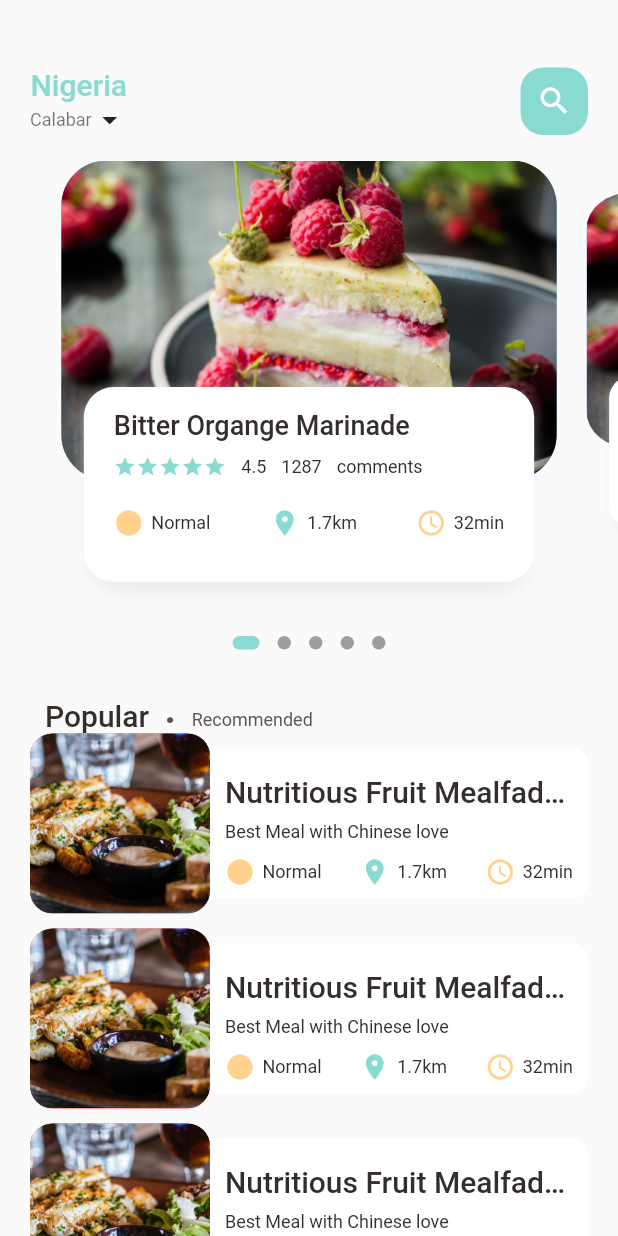
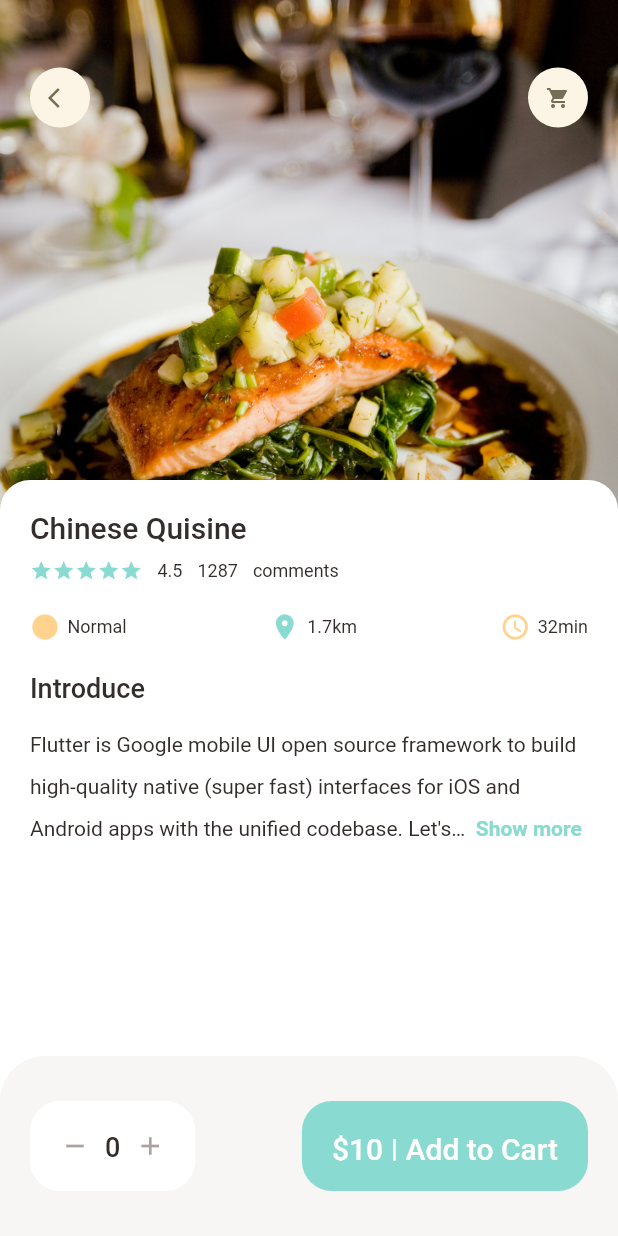
Before and after one commit to adalikwu005/food-delivery-app--flutter, a Flutter app: the screen it shows after launch, on a phone screen of 412 x 824 dp. Run offline on Flutter 3.47's test engine with Material 2 defaults, Android fonts, the phone set to English and light mode, and no system bars; drawn by our look-alikes of dots_indicator, readmore; our stand-ins replace get.

Commit message:
Popular Food Details UI && Readmore Features

```diff
--- a/lib/main.dart
+++ b/lib/main.dart
@@ -1,5 +1,5 @@
 import 'package:flutter/material.dart';
-import 'package:food_delivery_app/home/main_food_page.dart';
+import 'package:food_delivery_app/pages/food/popular_food_details.dart';
 import 'package:get/get.dart';
 
 void main() {
@@ -16,7 +16,7 @@ class MyApp extends StatelessWidget {
       theme: ThemeData(
         primarySwatch: Colors.blue,
       ),
-      home: const MainFoodPage(),
+      home: const PopularFoodDetails(),
     );
   }
 }
--- /dev/null
+++ b/lib/pages/food/popular_food_details.dart
@@ -0,0 +1,166 @@
+import 'package:flutter/material.dart';
+import 'package:food_delivery_app/utils/colors.dart';
+import 'package:food_delivery_app/utils/dimensions.dart';
+import 'package:food_delivery_app/widgets/app_column.dart';
+import 'package:food_delivery_app/widgets/app_icon.dart';
+import 'package:food_delivery_app/widgets/big_text.dart';
+import 'package:readmore/readmore.dart';
+
+class PopularFoodDetails extends StatelessWidget {
+  const PopularFoodDetails({Key? key}) : super(key: key);
+
+  @override
+  Widget build(BuildContext context) {
+    return Scaffold(
+      backgroundColor: Colors.white,
+      body: Stack(
+        children: [
+          //Food image Area
+          Positioned(
+            left: 0,
+            right: 0,
+            child: Container(
+              width: double.maxFinite,
+              height: scaleHeight(350),
+              decoration: const BoxDecoration(
+                image: DecorationImage(
+                  image: AssetImage('assets/images/food2.jpg'),
+                  fit: BoxFit.cover,
+                ),
+              ),
+            ),
+          ),
+          //Back && Cart Icon
+          Positioned(
+            top: scaleHeight(45),
+            left: scaleWidth(20),
+            right: scaleWidth(20),
+            child: Row(
+              mainAxisAlignment: MainAxisAlignment.spaceBetween,
+              children: const [
+                AppIcon(icon: Icons.arrow_back_ios),
+                AppIcon(icon: Icons.shopping_cart),
+              ],
+            ),
+          ),
+          //Description Area
+          Positioned(
+            top: scaleHeight(350 - 30),
+            right: 0,
+            left: 0,
+            bottom: 0,
+            child: Container(
+              padding: EdgeInsets.only(
+                top: scaleWidth(20),
+                left: scaleWidth(20),
+                right: scaleWidth(20),
+              ),
+              decoration: BoxDecoration(
+                borderRadius: BorderRadius.only(
+                  topLeft: Radius.circular(scaleWidth(20)),
+                  topRight: Radius.circular(scaleWidth(20)),
+                ),
+                color: Colors.white,
+              ),
+              child: Column(
+                crossAxisAlignment: CrossAxisAlignment.start,
+                children: [
+                  const AppColumn(text: 'Chinese Quisine'),
+                  SizedBox(height: scaleHeight(20)),
+                  BigText(
+                    text: 'Introduce',
+                    size: scaleHeight(18),
+                  ),
+                  SizedBox(height: scaleHeight(10)),
+                  //Readmore detailed food area
+                  Expanded(
+                    child: SingleChildScrollView(
+                      child: ReadMoreText(
+                        'Flutter is Google mobile UI open source framework to build high-quality native (super fast) interfaces for iOS and Android apps with the unified codebase. Let\'s try to understand the concept about all products and services uploaded here they are all good products. Take a deep dive into the logics required to store information in the database as information generated are pushed ahead to take columns and rows.',
+                        trimLines: 3,
+                        colorClickableText: Colors.pink,
+                        trimMode: TrimMode.Line,
+                        trimCollapsedText: ' Show more',
+                        trimExpandedText: ' Show less',
+                        style: TextStyle(
+                            fontSize: scaleHeight(14),
+                            height: 2.0,
+                            color: AppColors.mainBlackColor),
+                        moreStyle: TextStyle(
+                            fontSize: scaleHeight(14),
+                            fontWeight: FontWeight.bold,
+                            color: AppColors.mainColor),
+                        lessStyle: TextStyle(
+                            fontSize: scaleHeight(14),
+                            fontWeight: FontWeight.bold,
+                            color: AppColors.mainColor),
+                      ),
+                    ),
+                  ),
+                ],
+              ),
+            ),
+          ),
+        ],
+      ),
+      bottomNavigationBar: Container(
+        height: scaleHeight(120),
+        padding: EdgeInsets.symmetric(
+          horizontal: scaleWidth(20),
+          vertical: scaleHeight(30),
+        ),
+        decoration: BoxDecoration(
+          color: AppColors.buttonBackgroundColor,
+          borderRadius: BorderRadius.only(
+            topLeft: Radius.circular(scaleHeight(30)),
+            topRight: Radius.circular(scaleHeight(30)),
+          ),
+        ),
+        child: Row(
+          mainAxisAlignment: MainAxisAlignment.spaceBetween,
+          children: [
+            //Remove and Add Button
+            Container(
+              padding: EdgeInsets.all(scaleHeight(20)),
+              decoration: BoxDecoration(
+                  color: Colors.white,
+                  borderRadius: BorderRadius.circular(scaleWidth(20))),
+              child: Row(
+                children: [
+                  Icon(Icons.remove,
+                      color: AppColors.signColor, size: scaleHeight(20)),
+                  SizedBox(
+                    width: scaleWidth(10),
+                  ),
+                  BigText(
+                    text: '0',
+                    size: scaleHeight(18),
+                  ),
+                  SizedBox(
+                    width: scaleWidth(10),
+                  ),
+                  Icon(
+                    Icons.add,
+                    color: AppColors.signColor,
+                    size: scaleHeight(20),
+                  ),
+                ],
+              ),
+            ),
+            //Add to Cart Button
+            Container(
+              padding: EdgeInsets.all(scaleHeight(20)),
+              decoration: BoxDecoration(
+                  borderRadius: BorderRadius.circular(scaleWidth(20)),
+                  color: AppColors.mainColor),
+              child: BigText(
+                text: "\$10 | Add to Cart",
+                color: Colors.white,
+              ),
+            ),
+          ],
+        ),
+      ),
+    );
+  }
+}
--- a/lib/home/food_page.dart
+++ b/lib/pages/home/food_page.dart
@@ -2,6 +2,7 @@ import 'package:dots_indicator/dots_indicator.dart';
 import 'package:flutter/material.dart';
 import 'package:food_delivery_app/utils/colors.dart';
 import 'package:food_delivery_app/utils/dimensions.dart';
+import 'package:food_delivery_app/widgets/app_column.dart';
 import 'package:food_delivery_app/widgets/big_text.dart';
 import 'package:food_delivery_app/widgets/icon_and_text.dart';
 import 'package:food_delivery_app/widgets/small_text.dart';
@@ -20,7 +21,7 @@ class _FoodPageState extends State<FoodPage> {
   //control scalable height fror PageView page (Zoom in and Zoom out)
   var _currentPageValue = 0.0;
   final double _scaleFactor = 0.8;
-  final double _height = Dimensions.pageViewContainer;
+  final double _height = scaleHeight(320);
 
   @override
   void initState() {
@@ -43,8 +44,8 @@ class _FoodPageState extends State<FoodPage> {
     return Column(
       children: [
         //Slider Section
-        Container(
-          height: Dimensions.pageView,
+        SizedBox(
+          height: scaleHeight(320),
           child: PageView.builder(
               itemCount: 5,
               controller: pageController,
@@ -73,12 +74,10 @@ class _FoodPageState extends State<FoodPage> {
             children: [
               BigText(text: 'Popular'),
               SizedBox(width: scaleWidth(10)),
-              Container(
-                child: BigText(
-                  text: '.',
-                  size: scaleHeight(30),
-                  color: AppColors.titleColor,
-                ),
+              BigText(
+                text: '.',
+                size: scaleHeight(30),
+                color: AppColors.titleColor,
               ),
               SizedBox(width: scaleWidth(10)),
               Container(
@@ -91,11 +90,11 @@ class _FoodPageState extends State<FoodPage> {
         ),
         SizedBox(width: scaleWidth(10)),
         //List of food and images
-        Container(
+        SizedBox(
           height: scaleHeight(700),
           child: ListView.builder(
               physics: const NeverScrollableScrollPhysics(),
-              //shrinkWrap: true,
+              shrinkWrap: true,
               itemCount: 10,
               itemBuilder: ((context, index) {
                 return Container(
@@ -215,7 +214,7 @@ class _FoodPageState extends State<FoodPage> {
       child: Stack(
         children: [
           Container(
-            height: Dimensions.pageViewContainer,
+            height: scaleHeight(220),
             margin: EdgeInsets.symmetric(horizontal: scaleWidth(10)),
             decoration: BoxDecoration(
               borderRadius: BorderRadius.circular(scaleHeight(30)),
@@ -235,7 +234,7 @@ class _FoodPageState extends State<FoodPage> {
                   left: scaleHeight(30),
                   right: scaleHeight(30),
                   bottom: scaleHeight(30)),
-              height: scaleHeight(130),
+              height: scaleHeight(120),
               decoration: BoxDecoration(
                   borderRadius: BorderRadius.circular(20),
                   color: Colors.white,
@@ -259,69 +258,8 @@ class _FoodPageState extends State<FoodPage> {
                     left: scaleWidth(15),
                     top: scaleHeight(15),
                     right: scaleWidth(15)),
-                child: Column(
-                  crossAxisAlignment: CrossAxisAlignment.start,
-                  children: [
-                    //Food Name Label
-                    BigText(
-                      text: 'Bitter Organge Marinade',
-                      size: scaleHeight(18),
-                    ),
-                    SizedBox(height: scaleHeight(10)),
-
-                    //Rating && Comment Section
-                    Row(
-                      children: [
-                        Wrap(
-                          children: List.generate(
-                            5,
-                            (index) => Icon(
-                              Icons.star,
-                              color: AppColors.mainColor,
-                              size: scaleHeight(15),
-                            ),
-                          ),
-                        ),
-                        SizedBox(width: scaleHeight(10)),
-                        SmallText(text: '4.5'),
-                        SizedBox(width: scaleHeight(10)),
-                        SmallText(text: '1287'),
-                        SizedBox(width: scaleHeight(10)),
-                        SmallText(text: 'comments'),
-                      ],
-                    ),
-                    //SizedBox(height: Dimensions.height10),
-                    SizedBox(height: scaleHeight(20)),
-
-                    //Time && Distance
-                    Row(
-                      crossAxisAlignment: CrossAxisAlignment.start,
-                      mainAxisAlignment: MainAxisAlignment.spaceBetween,
-                      children: [
-                        IconAndText(
-                          icon: Icons.circle_sharp,
-                          text: 'Normal',
-                          color: AppColors.mainBlackColor,
-                          iconColor: AppColors.iconColor1,
-                          iconSize: scaleHeight(20),
-                        ),
-                        IconAndText(
-                          icon: Icons.location_on,
-                          text: '1.7km',
-                          color: AppColors.mainBlackColor,
-                          iconColor: AppColors.mainColor,
-                          iconSize: scaleHeight(20),
-                        ),
-                        IconAndText(
-                          icon: Icons.access_time_rounded,
-                          text: '32min',
-                          color: AppColors.mainBlackColor,
-                          iconColor: AppColors.iconColor1,
-                          iconSize: scaleHeight(20),
-                        ),
-                      ],
-                    ),
-                  ],
+                child: const AppColumn(
+                  text: "Yummy Yummy Cake",
                 ),
               ),
             ),
--- a/lib/home/main_food_page.dart
+++ b/lib/pages/home/main_food_page.dart
@@ -1,13 +1,12 @@
-import 'dart:ui';
+// ignore_for_file: avoid_unnecessary_containers
 
 import 'package:flutter/material.dart';
-import 'package:food_delivery_app/home/food_page.dart';
+import 'package:food_delivery_app/pages/home/food_page.dart';
 import 'package:food_delivery_app/utils/colors.dart';
 import 'package:food_delivery_app/widgets/big_text.dart';
 import 'package:food_delivery_app/widgets/small_text.dart';
-import 'package:get/get.dart';
 
-import '../utils/dimensions.dart';
+import '../../utils/dimensions.dart';
 
 class MainFoodPage extends StatefulWidget {
   const MainFoodPage({Key? key}) : super(key: key);
@@ -19,11 +18,6 @@ class MainFoodPage extends StatefulWidget {
 class _MainFoodPageState extends State<MainFoodPage> {
   @override
   Widget build(BuildContext context) {
-    // print('current height is ' + MediaQuery.of(context).size.height.toString());
-    // print('current Width is ' + MediaQuery.of(context).size.width.toString());
-    // print('current Getx - Height is ' + Get.context!.height.toString());
-    // print('current Getx - Width is ' + Get.context!.width.toString());
-
     return Scaffold(
       body: Column(
         children: [
@@ -42,6 +36,7 @@ class _MainFoodPageState extends State<MainFoodPage> {
                     children: [
                       BigText(text: 'Nigeria', color: AppColors.mainColor),
                       Row(
+                        crossAxisAlignment: CrossAxisAlignment.center,
                         children: [
                           SmallText(
                             text: 'Calabar',
--- a/lib/utils/dimensions.dart
+++ b/lib/utils/dimensions.dart
@@ -1,22 +1,22 @@
 import 'package:get/get.dart';
 
-class Dimensions {
-  static double screenHeight = Get.context!.height;
-  static double screenWidth = Get.context!.width;
+// class Dimensions {
+//   static double screenHeight = Get.context!.height;
+//   static double screenWidth = Get.context!.width;
 
-//PageView Responsive sizes
-  static double pageViewContainer = screenHeight / 3.87;
-  static double pageViewTextContainer = screenHeight / 7.09;
-  static double pageView = screenHeight / 2.65;
+// //PageView Responsive sizes
+//   static double pageViewContainer = screenHeight / 3.87;
+//   static double pageViewTextContainer = screenHeight / 7.09;
+//   static double pageView = screenHeight / 2.65;
 
-  //
-  static double height5 = screenHeight / 170.18;
-  static double height10 = screenHeight / 85.09;
-  static double height15 = screenHeight / 56.76;
+//   //
+//   static double height5 = screenHeight / 170.18;
+//   static double height10 = screenHeight / 85.09;
+//   static double height15 = screenHeight / 56.76;
 
-  static double height20 = screenHeight / 42.54;
-  static double height130 = screenHeight / 6.54;
-}
+//   static double height20 = screenHeight / 42.54;
+//   static double height130 = screenHeight / 6.54;
+// }
 
 double scaleHeight(double val) {
   double screenHeight = Get.context!.height;
--- /dev/null
+++ b/lib/widgets/app_column.dart
@@ -0,0 +1,82 @@
+import 'package:flutter/material.dart';
+import 'package:food_delivery_app/widgets/big_text.dart';
+import 'package:food_delivery_app/widgets/icon_and_text.dart';
+import 'package:food_delivery_app/widgets/small_text.dart';
+
+import '../utils/colors.dart';
+import '../utils/dimensions.dart';
+
+class AppColumn extends StatelessWidget {
+  final String text;
+  final double size;
+  const AppColumn({Key? key, required this.text, this.size = 20})
+      : super(key: key);
+
+  @override
+  Widget build(BuildContext context) {
+    return Column(
+      crossAxisAlignment: CrossAxisAlignment.start,
+      children: [
+        //Food Name Label
+        BigText(
+          text: text,
+          size: size,
+        ),
+        SizedBox(height: scaleHeight(10)),
+
+        //Rating && Comment Section
+        Row(
+          children: [
+            Wrap(
+              children: List.generate(
+                5,
+                (index) => Icon(
+                  Icons.star,
+                  color: AppColors.mainColor,
+                  size: scaleHeight(15),
+                ),
+              ),
+            ),
+            SizedBox(width: scaleHeight(10)),
+            SmallText(text: '4.5'),
+            SizedBox(width: scaleHeight(10)),
+            SmallText(text: '1287'),
+            SizedBox(width: scaleHeight(10)),
+            SmallText(text: 'comments'),
+          ],
+        ),
+        //SizedBox(height: Dimensions.height10),
+        SizedBox(height: scaleHeight(20)),
+
+        //Time && Distance
+        Row(
+          crossAxisAlignment: CrossAxisAlignment.start,
+          mainAxisAlignment: MainAxisAlignment.spaceBetween,
+          children: [
+            IconAndText(
+              icon: Icons.circle_sharp,
+              text: 'Normal',
+              color: AppColors.mainBlackColor,
+              iconColor: AppColors.iconColor1,
+              iconSize: scaleHeight(20),
+            ),
+            IconAndText(
+              icon: Icons.location_on,
+              text: '1.7km',
+              color: AppColors.mainBlackColor,
+              iconColor: AppColors.mainColor,
+              iconSize: scaleHeight(20),
+            ),
+            IconAndText(
+              icon: Icons.access_time_rounded,
+              text: '32min',
+              color: AppColors.mainBlackColor,
+              iconColor: AppColors.iconColor1,
+              iconSize: scaleHeight(20),
+            ),
+          ],
+        ),
+      ],
+    );
+  }
+}
--- /dev/null
+++ b/lib/widgets/app_icon.dart
@@ -0,0 +1,34 @@
+import 'package:flutter/cupertino.dart';
+import 'package:food_delivery_app/utils/dimensions.dart';
+
+class AppIcon extends StatelessWidget {
+  final IconData icon;
+  final Color backgroundColor;
+  final Color iconColor;
+  final double size;
+  const AppIcon(
+      {Key? key,
+      required this.icon,
+      this.backgroundColor = const Color(0xFFfcf4e4),
+      this.iconColor = const Color(0xFF756d54),
+      this.size = 40})
+      : super(key: key);
+
+  @override
+  Widget build(BuildContext context) {
+    return Container(
+      width: size,
+      height: size,
+      decoration: BoxDecoration(
+          borderRadius: BorderRadius.circular(size / 2),
+          color: backgroundColor),
+      child: Center(
+        child: Icon(
+          icon,
+          color: iconColor,
+          size: scaleHeight(16),
+        ),
+      ),
+    );
+  }
+}
--- a/lib/widgets/big_text.dart
+++ b/lib/widgets/big_text.dart
@@ -1,3 +1,5 @@
+// ignore_for_file: must_be_immutable
+
 import 'package:flutter/cupertino.dart';
 import 'package:food_delivery_app/utils/dimensions.dart';
 
--- a/lib/widgets/small_text.dart
+++ b/lib/widgets/small_text.dart
@@ -1,3 +1,5 @@
+// ignore_for_file: must_be_immutable
+
 import 'package:flutter/cupertino.dart';
 
 class SmallText extends StatelessWidget {
--- a/pubspec.yaml
+++ b/pubspec.yaml
@@ -35,6 +35,7 @@ dependencies:
   cupertino_icons: ^1.0.2
   dots_indicator: ^2.1.0
   get: ^4.6.5
+  readmore: ^2.2.0
 
 dev_dependencies:
   flutter_test:
```
Also changed, not shown: pubspec.lock.
